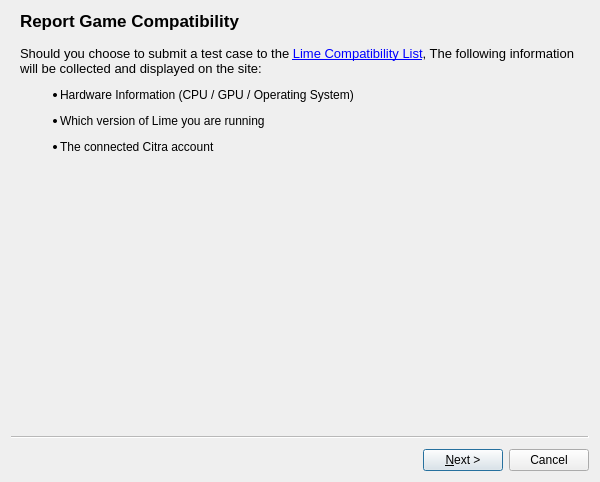
First picture: the form in src/lime_qt/compatdb.ui, repository Lime3DS/Lime3DS, before the edit.
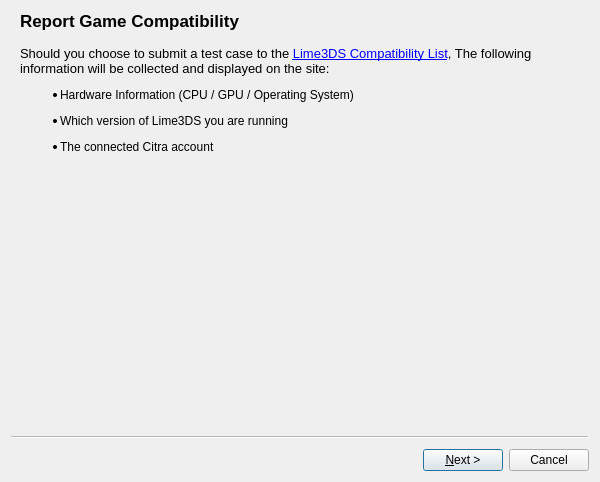
Second picture: the form after the edit.

Commit message: Corrected several instances of Lime3DS being referred to as "Lime"

```diff
--- a/src/lime_qt/compatdb.ui
+++ b/src/lime_qt/compatdb.ui
@@ -33,7 +33,7 @@
     <item>
      <widget class="QLabel" name="lbl_Spiel">
       <property name="text">
-       <string>&lt;html&gt;&lt;head/&gt;&lt;body&gt;&lt;p&gt;&lt;span style=&quot; font-size:10pt;&quot;&gt;Should you choose to submit a test case to the &lt;/span&gt;&lt;a href=&quot;https://citra-emu.org/game/&quot;&gt;&lt;span style=&quot; font-size:10pt; text-decoration: underline; color:#0000ff;&quot;&gt;Lime Compatibility List&lt;/span&gt;&lt;/a&gt;&lt;span style=&quot; font-size:10pt;&quot;&gt;, The following information will be collected and displayed on the site:&lt;/span&gt;&lt;/p&gt;&lt;ul style=&quot;margin-top: 0px; margin-bottom: 0px; margin-left: 0px; margin-right: 0px; -qt-list-indent: 1;&quot;&gt;&lt;li style=&quot; margin-top:12px; margin-bottom:12px; margin-left:0px; margin-right:0px; -qt-block-indent:0; text-indent:0px;&quot;&gt;Hardware Information (CPU / GPU / Operating System)&lt;/li&gt;&lt;li style=&quot; margin-top:12px; margin-bottom:12px; margin-left:0px; margin-right:0px; -qt-block-indent:0; text-indent:0px;&quot;&gt;Which version of Lime you are running&lt;/li&gt;&lt;li style=&quot; margin-top:12px; margin-bottom:12px; margin-left:0px; margin-right:0px; -qt-block-indent:0; text-indent:0px;&quot;&gt;The connected Citra account&lt;/li&gt;&lt;/ul&gt;&lt;/body&gt;&lt;/html&gt;</string>
+       <string>&lt;html&gt;&lt;head/&gt;&lt;body&gt;&lt;p&gt;&lt;span style=&quot; font-size:10pt;&quot;&gt;Should you choose to submit a test case to the &lt;/span&gt;&lt;a href=&quot;https://citra-emu.org/game/&quot;&gt;&lt;span style=&quot; font-size:10pt; text-decoration: underline; color:#0000ff;&quot;&gt;Lime3DS Compatibility List&lt;/span&gt;&lt;/a&gt;&lt;span style=&quot; font-size:10pt;&quot;&gt;, The following information will be collected and displayed on the site:&lt;/span&gt;&lt;/p&gt;&lt;ul style=&quot;margin-top: 0px; margin-bottom: 0px; margin-left: 0px; margin-right: 0px; -qt-list-indent: 1;&quot;&gt;&lt;li style=&quot; margin-top:12px; margin-bottom:12px; margin-left:0px; margin-right:0px; -qt-block-indent:0; text-indent:0px;&quot;&gt;Hardware Information (CPU / GPU / Operating System)&lt;/li&gt;&lt;li style=&quot; margin-top:12px; margin-bottom:12px; margin-left:0px; margin-right:0px; -qt-block-indent:0; text-indent:0px;&quot;&gt;Which version of Lime3DS you are running&lt;/li&gt;&lt;li style=&quot; margin-top:12px; margin-bottom:12px; margin-left:0px; margin-right:0px; -qt-block-indent:0; text-indent:0px;&quot;&gt;The connected Citra account&lt;/li&gt;&lt;/ul&gt;&lt;/body&gt;&lt;/html&gt;</string>
       </property>
       <property name="wordWrap">
        <bool>true</bool>
```
The commit also changes 17 other files.
